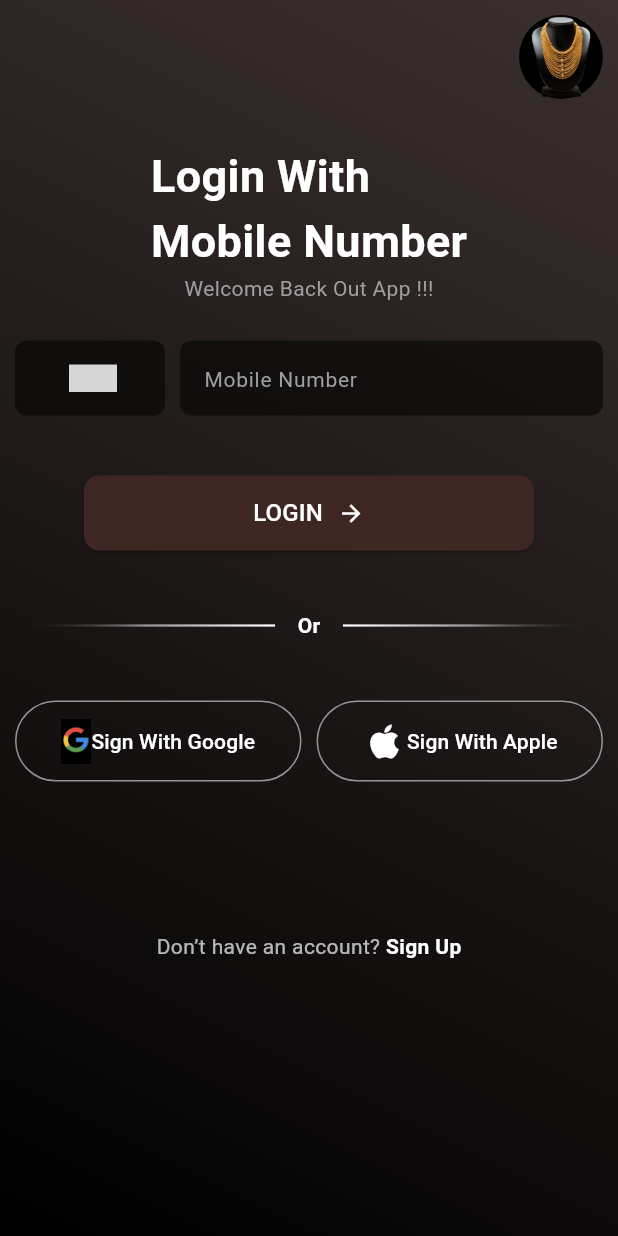
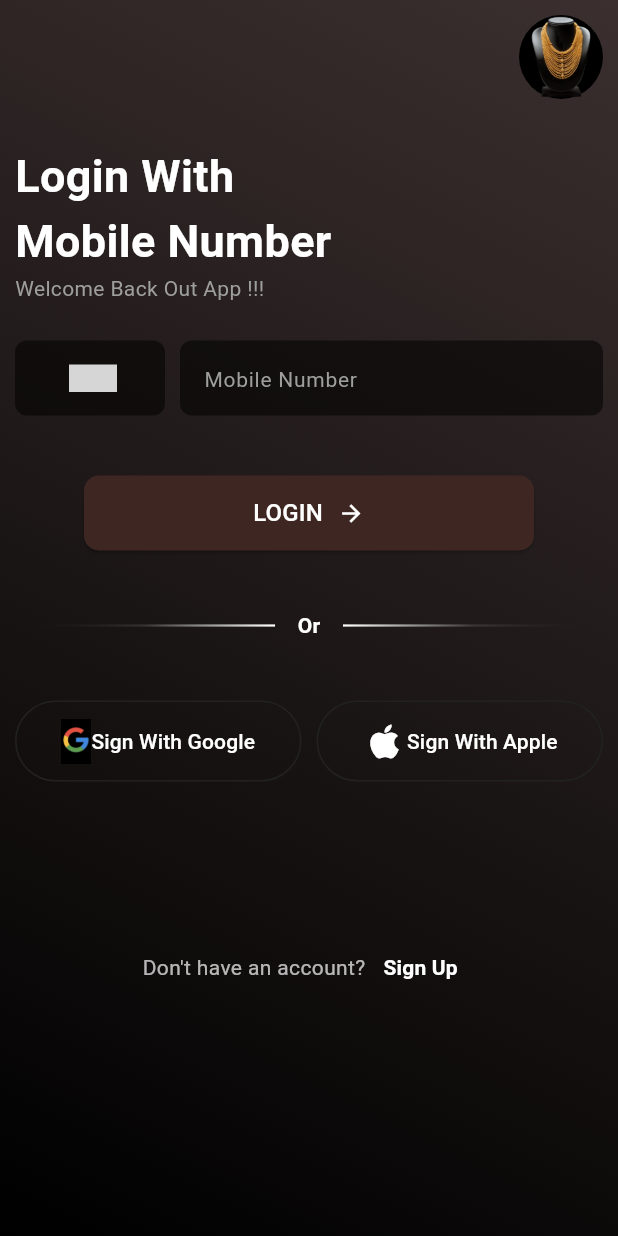
Before and after one commit to Maha6468/rate_the_fit_app, a Flutter app: the screen it shows after launch, after a tap on "Sign Up", on a phone screen of 412 x 824 dp. Run offline on Flutter 3.47's test engine with Material 3 defaults, Android fonts, the phone set to English and light mode, and no system bars; drawn by our look-alikes of country_code_picker; grey boxes are pictures that could not be loaded.

Commit message:
last update

```diff
--- a/lib/coustom_widget/custom_button.dart
+++ b/lib/coustom_widget/custom_elevated_button.dart
@@ -2,12 +2,14 @@ import 'package:flutter/material.dart';
 
 class Custom_Button extends StatelessWidget {
   final String text;
-  const Custom_Button({super.key, required this.text});
+  final double width;
+  final double height;
+  const Custom_Button({super.key, required this.text, required this.width, required this.height});
 
   @override
   Widget build(BuildContext context) {
     return SizedBox(
-      width: 300,height: 50,
+      width:width,height:height,
       child: ElevatedButton(
           style: ElevatedButton.styleFrom(
             backgroundColor: Colors.brown[900],
--- /dev/null
+++ b/lib/coustom_widget/custom_signIn_signUp_resend.dart
@@ -0,0 +1,21 @@
+import 'package:flutter/material.dart';
+
+class Custom_SignIn_SignUp_Resend extends StatelessWidget {
+  final String text;
+  final String buttontext;
+  const Custom_SignIn_SignUp_Resend({super.key, required this.text, required this.buttontext});
+
+  @override
+  Widget build(BuildContext context) {
+    return Row(
+      mainAxisAlignment: MainAxisAlignment.center,
+      children: [
+        Text(text,
+            style: TextStyle(color: Colors.white70)),
+        TextButton(onPressed: (){
+
+        }, child:Text(buttontext,style: TextStyle(color: Colors.white,fontWeight: FontWeight.bold),))
+      ],
+    );
+  }
+}
--- a/lib/screen/login_with_mob_num.dart
+++ b/lib/screen/login_with_mob_num.dart
@@ -1,7 +1,8 @@
 import 'package:country_code_picker/country_code_picker.dart';
 import 'package:flutter/material.dart';
 
-import '../coustom_widget/custom_button.dart';
+import '../coustom_widget/custom_elevated_button.dart';
+import '../coustom_widget/custom_signIn_signUp_resend.dart';
 
 class Login_With_Mob_Num extends StatefulWidget {
   const Login_With_Mob_Num({super.key});
@@ -30,8 +31,7 @@ class _Login_With_Mob_NumState extends State<Login_With_Mob_Num> {
               child: Padding(
                 padding: const EdgeInsets.all(10.0),
                 child: Column(
-                  // mainAxisAlignment: MainAxisAlignment.start,
-                  crossAxisAlignment: CrossAxisAlignment.center,
+                  crossAxisAlignment: CrossAxisAlignment.start,
                   children: [
 
                     Align(
@@ -102,7 +102,8 @@ class _Login_With_Mob_NumState extends State<Login_With_Mob_Num> {
                       ],
                     ),
                     SizedBox(height: 40,),
-                    Custom_Button(text: 'LOGIN',),
+                    Center(
+                        child: Custom_Button(text: 'LOGIN', width: 300, height: 50,)),
                     SizedBox(height: 40),
 
                     Row(
@@ -114,7 +115,7 @@ class _Login_With_Mob_NumState extends State<Login_With_Mob_Num> {
                               gradient: LinearGradient(
                                 colors: [
                                   Colors.transparent,
-                                  Colors.white54,
+                                  Colors.white12,
                                   Colors.white,
                                 ],
                                 begin: Alignment.centerLeft,
@@ -135,7 +136,7 @@ class _Login_With_Mob_NumState extends State<Login_With_Mob_Num> {
                               gradient: LinearGradient(
                                 colors: [
                                   Colors.transparent,
-                                  Colors.white54,
+                                  Colors.white12,
                                   Colors.white,
                                 ],
                                 begin: Alignment.centerRight,
@@ -156,7 +157,7 @@ class _Login_With_Mob_NumState extends State<Login_With_Mob_Num> {
                           child: OutlinedButton(
                             onPressed: () {},
                             style: OutlinedButton.styleFrom(
-                              side: BorderSide(color: Colors.white54),
+                              side: BorderSide(color: Colors.grey.shade900),
                               foregroundColor: Colors.white,
                               padding: EdgeInsets.symmetric(vertical: 12),
                             ),
@@ -180,7 +181,7 @@ class _Login_With_Mob_NumState extends State<Login_With_Mob_Num> {
                           child: OutlinedButton(
                             onPressed: () {},
                             style: OutlinedButton.styleFrom(
-                              side: BorderSide(color: Colors.white54),
+                              side: BorderSide(color: Colors.grey.shade900),
                               foregroundColor: Colors.white,
                               padding: EdgeInsets.symmetric(vertical: 12),
                             ),
@@ -202,29 +203,9 @@ class _Login_With_Mob_NumState extends State<Login_With_Mob_Num> {
                       ],
                     ),
 
-                   // Spacer(),
                     SizedBox(height: 100,),
 
-
-                    Row(
-                      mainAxisAlignment: MainAxisAlignment.center,
-                      children: [
-                        const Text("Don’t have an account? ",
-                            style: TextStyle(color: Colors.white70)),
-                        GestureDetector(
-                          onTap: () {},
-                          child: const Text(
-                            "Sign Up",
-                            style: TextStyle(
-                                color: Colors.white,
-                                fontWeight: FontWeight.bold),
-                          ),
-                        ),
-                      ],
-                    ),
-
-
-                   // SizedBox(height: 10),
+                    Custom_SignIn_SignUp_Resend(text: "Don't have an account?", buttontext: 'Sign Up',),
 
                   ],
                 ),
```
